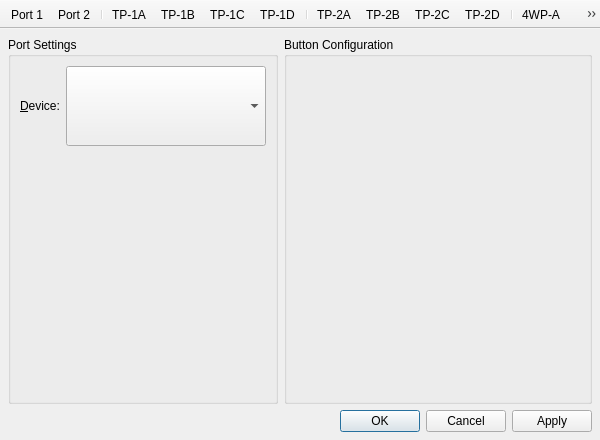
Qt form src/gens-qt4/ui/CtrlConfigWindow.ui (GerbilSoft/gens-gs-ii) before a commit.
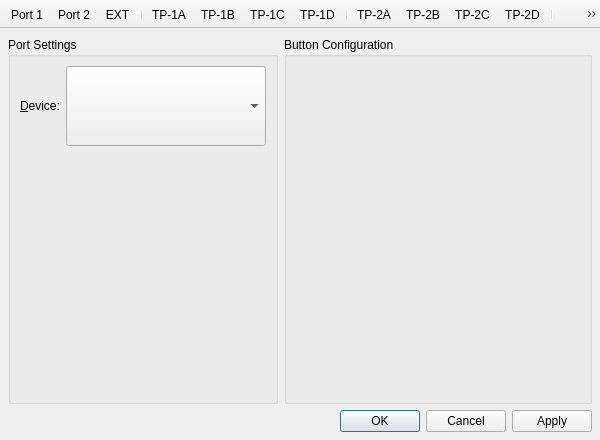
The same form after that commit. Icons and pictures are not drawn. Custom widgets are drawn as their Qt base class.

Commit message:
GensQt4::CtrlConfigWindow: Added an EXT port button.
This fixes the titles for TP and 4WP ports, since the EXT port
bumped them over after removing CtrlConfig's own port numbers.

Note that the EXT port isn't configurable right now.

```diff
--- a/src/gens-qt4/ui/CtrlConfigWindow.ui
+++ b/src/gens-qt4/ui/CtrlConfigWindow.ui
@@ -163,6 +163,7 @@
    </attribute>
    <addaction name="actionPort1"/>
    <addaction name="actionPort2"/>
+   <addaction name="actionPortEXT"/>
    <addaction name="separator"/>
    <addaction name="actionPortTP1A"/>
    <addaction name="actionPortTP1B"/>
@@ -199,6 +200,14 @@
     <string>Port &amp;2</string>
    </property>
   </action>
+  <action name="actionPortEXT">
+   <property name="checkable">
+    <bool>true</bool>
+   </property>
+   <property name="text">
+    <string>&amp;EXT</string>
+   </property>
+  </action>
   <action name="actionPortTP1A">
    <property name="checkable">
     <bool>true</bool>
```
The commit also changes 1 other file.
